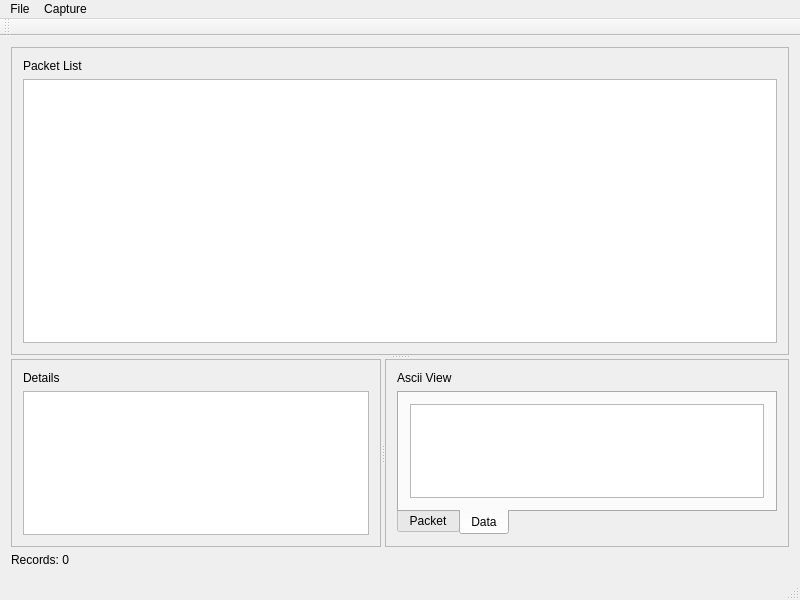
This is mainwindow.ui in lambdaconcept/usb2sniffer-qt as Qt 5 draws it before an edit. The edited form follows.
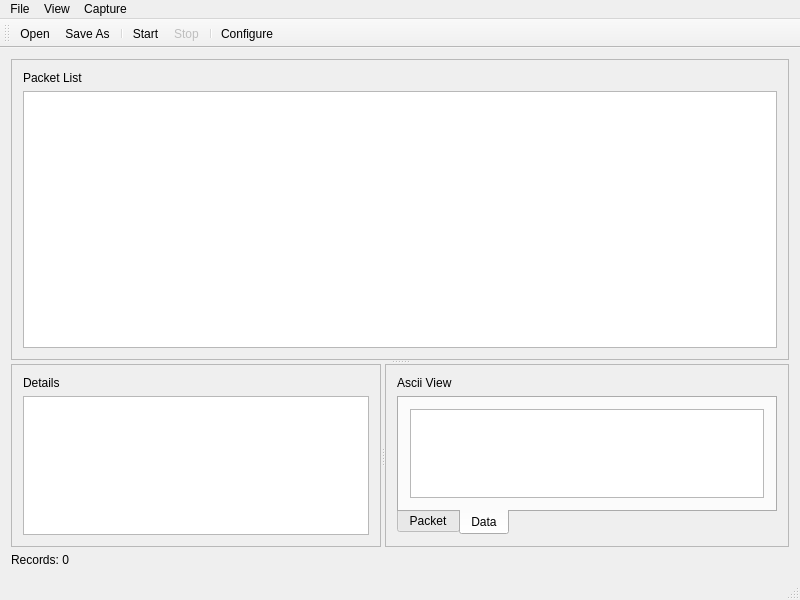
This is the edited form. Icons and pictures are not drawn.

```diff
--- a/mainwindow.ui
+++ b/mainwindow.ui
@@ -240,7 +240,14 @@
     <addaction name="actionStart"/>
     <addaction name="actionStop"/>
    </widget>
+   <widget class="QMenu" name="menuView">
+    <property name="title">
+     <string>View</string>
+    </property>
+    <addaction name="actionFilter"/>
+   </widget>
    <addaction name="menuFile"/>
+   <addaction name="menuView"/>
    <addaction name="menuCapture"/>
   </widget>
   <widget class="QToolBar" name="mainToolBar">
@@ -250,6 +257,13 @@
    <attribute name="toolBarBreak">
     <bool>false</bool>
    </attribute>
+   <addaction name="actionOpen"/>
+   <addaction name="actionSave_As"/>
+   <addaction name="separator"/>
+   <addaction name="actionStart"/>
+   <addaction name="actionStop"/>
+   <addaction name="separator"/>
+   <addaction name="actionConfigure"/>
   </widget>
   <widget class="QStatusBar" name="statusBar"/>
   <action name="actionOpen">
@@ -287,6 +301,12 @@
    </property>
   </action>
   <action name="actionStop">
+   <property name="enabled">
+    <bool>false</bool>
+   </property>
+   <property name="icon">
+    <iconset theme="media-playback-stop"/>
+   </property>
    <property name="text">
     <string>Stop</string>
    </property>
```
Left out of the diff: 17 changed lines with no effect on the pictures.
